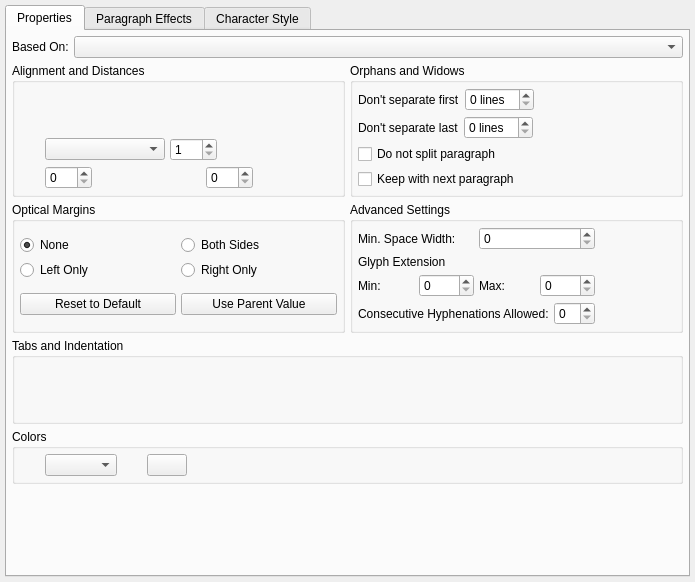
Qt form scribus/ui/smpstylewidget.ui (scribusproject/scribus) before a commit.
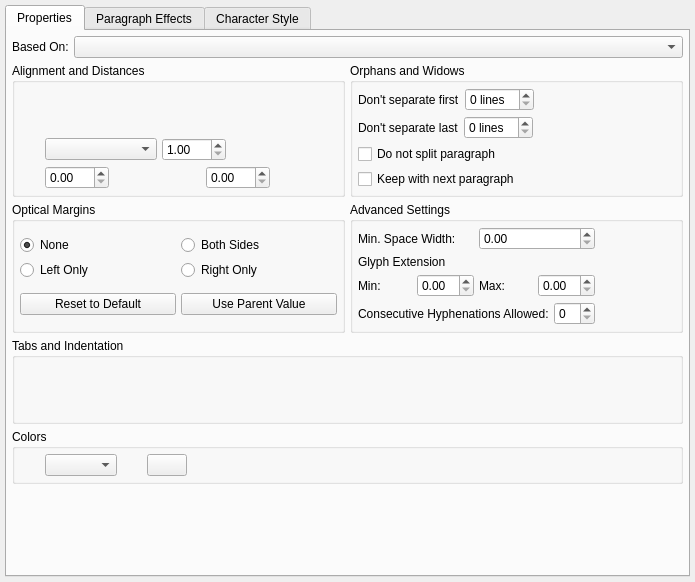
The same form after that commit. Custom widgets are drawn as their Qt base class.

Commit message: Fix other cases of ScrSpinBox being declared with wrong base class in ui files

```diff
--- a/scribus/ui/smpstylewidget.ui
+++ b/scribus/ui/smpstylewidget.ui
@@ -1337,7 +1337,7 @@
   </customwidget>
   <customwidget>
    <class>SMScrSpinBox</class>
-   <extends>QSpinBox</extends>
+   <extends>QDoubleSpinBox</extends>
    <header>ui/smscrspinbox.h</header>
   </customwidget>
   <customwidget>
```
The commit also changes 10 other files.
